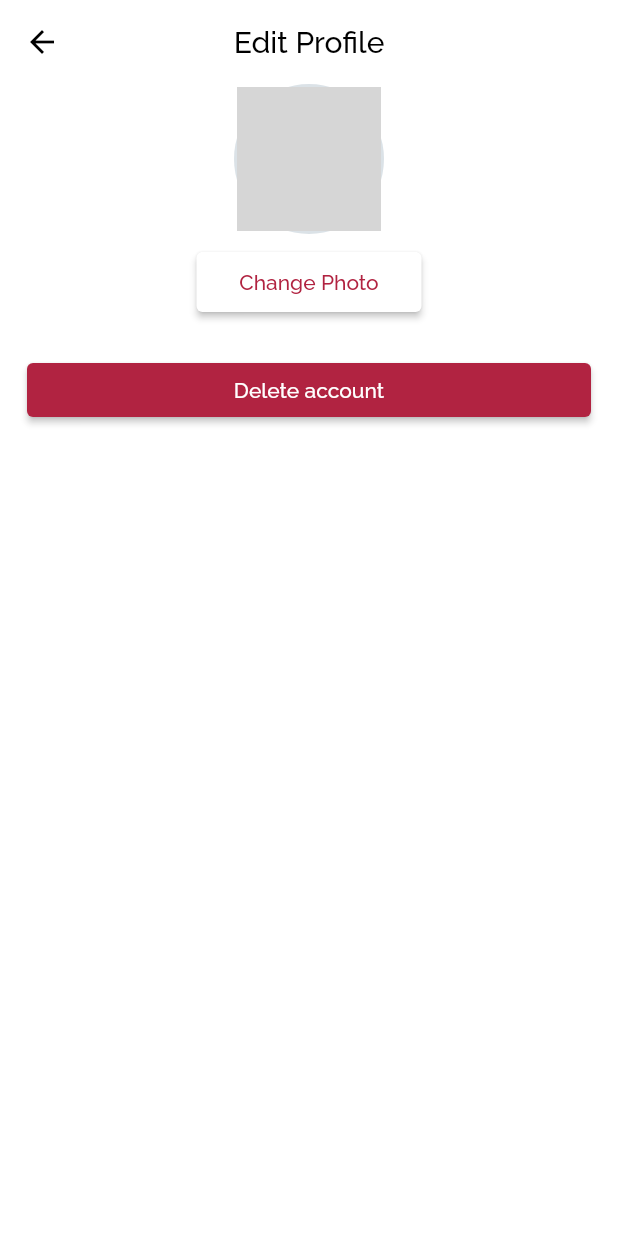
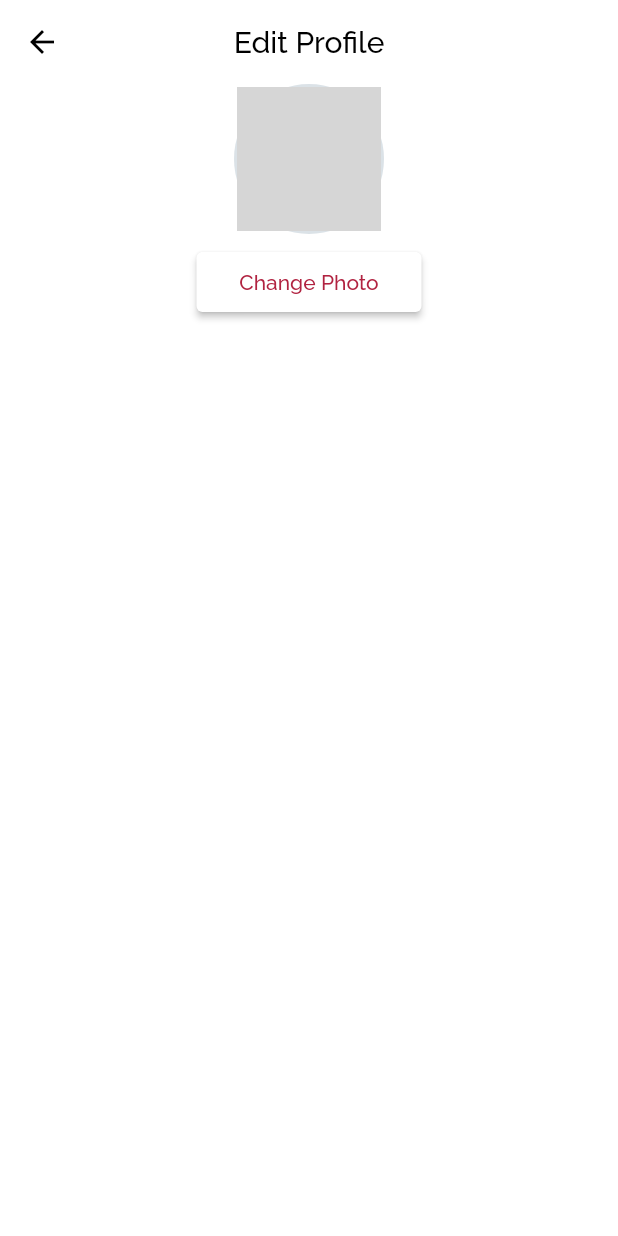
Before and after one commit to TeamFLEG/messapp, a Flutter app: the EditProfile screen opened by its route, on a phone screen of 412 x 824 dp. Run offline on Flutter 3.47's test engine with Material 2 defaults, Android fonts, the phone set to English and light mode, and no system bars; our stand-ins replace animated_splash_screen, cloud_firestore, email_validator, firebase_auth, firebase_core, flutter_spinkit and 1 more; accounts and stored records are empty; network calls fail; grey boxes are pictures that could not be loaded.

Commit message:
updated edit profile section

```diff
--- a/lib/screens/edit_profile.dart
+++ b/lib/screens/edit_profile.dart
@@ -1,6 +1,4 @@
 import 'package:flutter/material.dart';
-import 'package:messapp/utils/authentication.dart';
-import 'package:messapp/widgets/primary_button.dart';
 
 import '../theme/palette.dart';
 import '../widgets/profile_pic.dart';
@@ -46,8 +44,9 @@ class _EditProfileState extends State<EditProfile> {
               ),
             ],
           ),
+
           Padding(
-            padding: const EdgeInsetsDirectional.fromSTEB(0, 12, 0, 16),
+            padding: EdgeInsetsDirectional.fromSTEB(0, 12, 0, 16),
             child: Row(
               mainAxisSize: MainAxisSize.max,
               mainAxisAlignment: MainAxisAlignment.center,
@@ -57,27 +56,23 @@ class _EditProfileState extends State<EditProfile> {
                     height: 40,
                     child: ElevatedButton(
                       onPressed: () async {},
-                    style: ButtonStyle(
-                      backgroundColor:
-                          MaterialStateProperty.all<Color>(Colors.white),
+                      style:  ButtonStyle(
+                        backgroundColor: MaterialStateProperty.all<Color>(Colors.white),
                       ),
-                    child: const Text(
-                      "Change Photo",
+
+                      child: const Text("Change Photo",
                         style: TextStyle(
                           color: Palette.myMaroon,
+                        ),),
                     ),
                   ),
-                  ),
-                ),
+
+
               ],
             ),
           ),
-          Padding(
-              padding: const EdgeInsets.symmetric(vertical: 12),
-              child: PrimaryButton(
-                action: () => Authentication.deleteUser(context),
-                btnName: 'Delete account',
-              ))
+
+
         ],
       ),
     );
```
Lines whose indentation alone changed are shown as unchanged.
